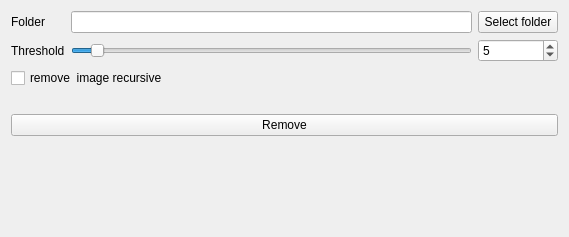
Before: the Qt Designer form image_clean_up_tool/remove_duplicate_images.ui in stereomatchingkiss/blogCodes2, drawn with Qt 5.
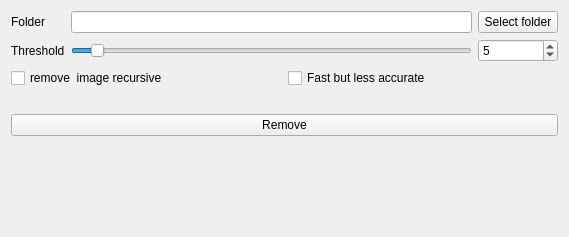
After: the same form once the commit is applied.

Commit message: able to remove duplicate images with better accuracy

Patch:
```diff
--- a/image_clean_up_tool/remove_duplicate_images.ui
+++ b/image_clean_up_tool/remove_duplicate_images.ui
@@ -60,11 +60,22 @@
     </layout>
    </item>
    <item>
+    <layout class="QHBoxLayout" name="horizontalLayout">
+     <item>
     <widget class="QCheckBox" name="checkBoxRecursive">
      <property name="text">
       <string>remove  image recursive</string>
      </property>
     </widget>
+     </item>
+     <item>
+      <widget class="QCheckBox" name="checkBoxFast">
+       <property name="text">
+        <string>Fast but less accurate</string>
+       </property>
+      </widget>
+     </item>
+    </layout>
    </item>
    <item>
     <widget class="QLabel" name="labelImageSize">
```
Lines whose indentation alone changed are shown as unchanged. The commit also changes 1 other file.
